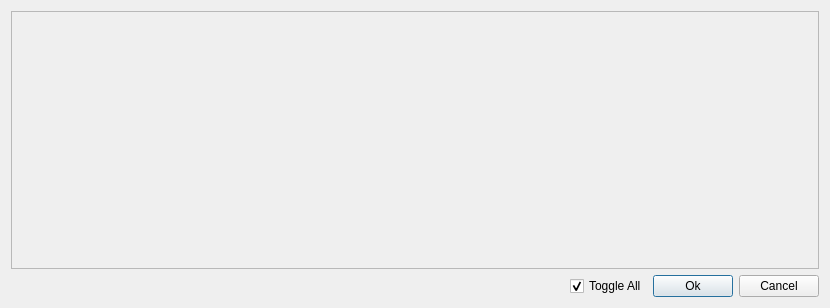
Qt form ui/mappings.ui (iceanimations/createShots) before a commit.
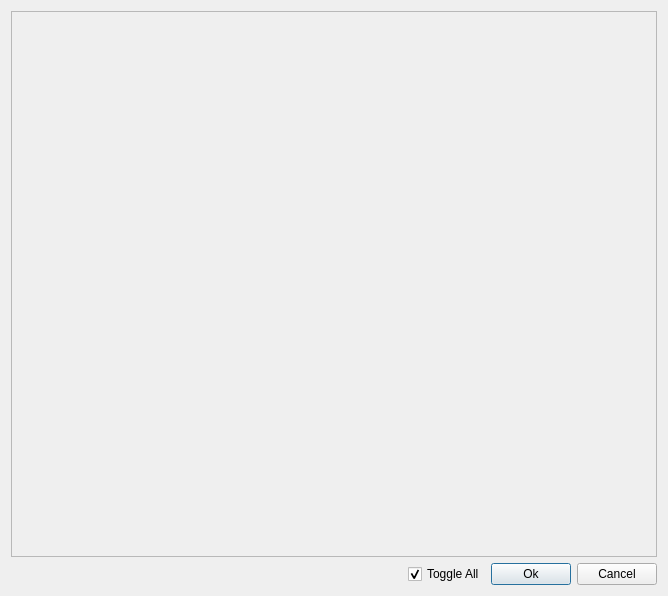
The same form after that commit.

```diff
--- a/ui/mappings.ui
+++ b/ui/mappings.ui
@@ -6,8 +6,8 @@
    <rect>
     <x>0</x>
     <y>0</y>
-    <width>830</width>
-    <height>308</height>
+    <width>668</width>
+    <height>596</height>
    </rect>
   </property>
   <property name="windowTitle">
@@ -24,8 +24,8 @@
        <rect>
         <x>0</x>
         <y>0</y>
-        <width>808</width>
-        <height>252</height>
+        <width>646</width>
+        <height>540</height>
        </rect>
       </property>
       <layout class="QVBoxLayout" name="verticalLayout">
```
